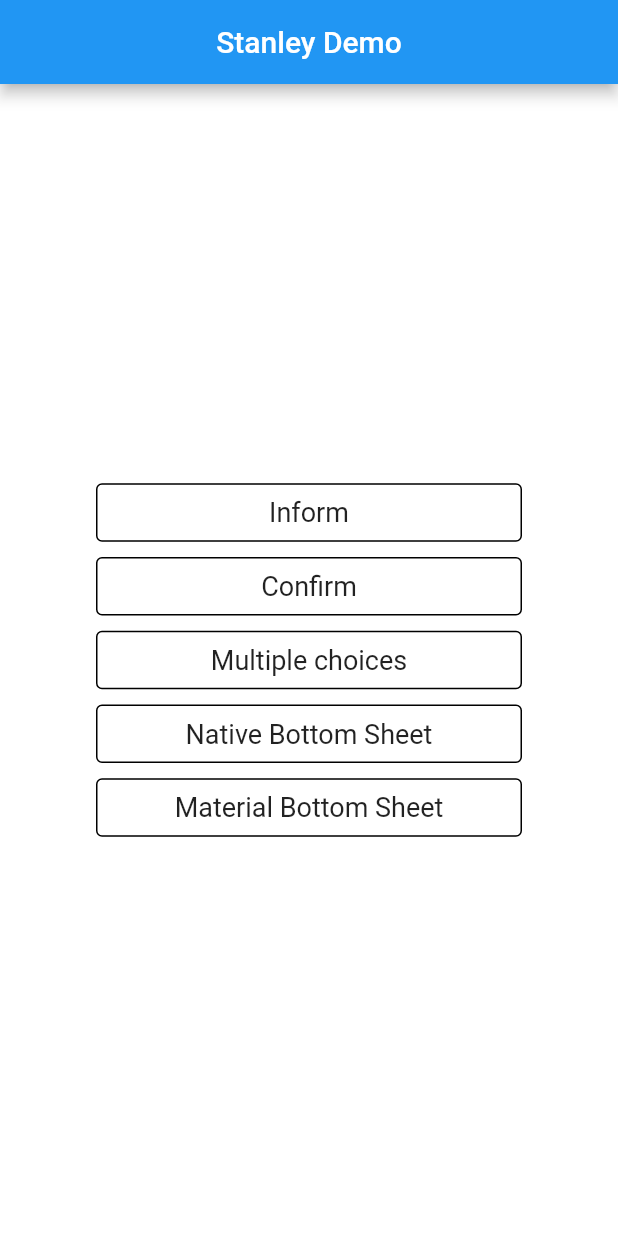
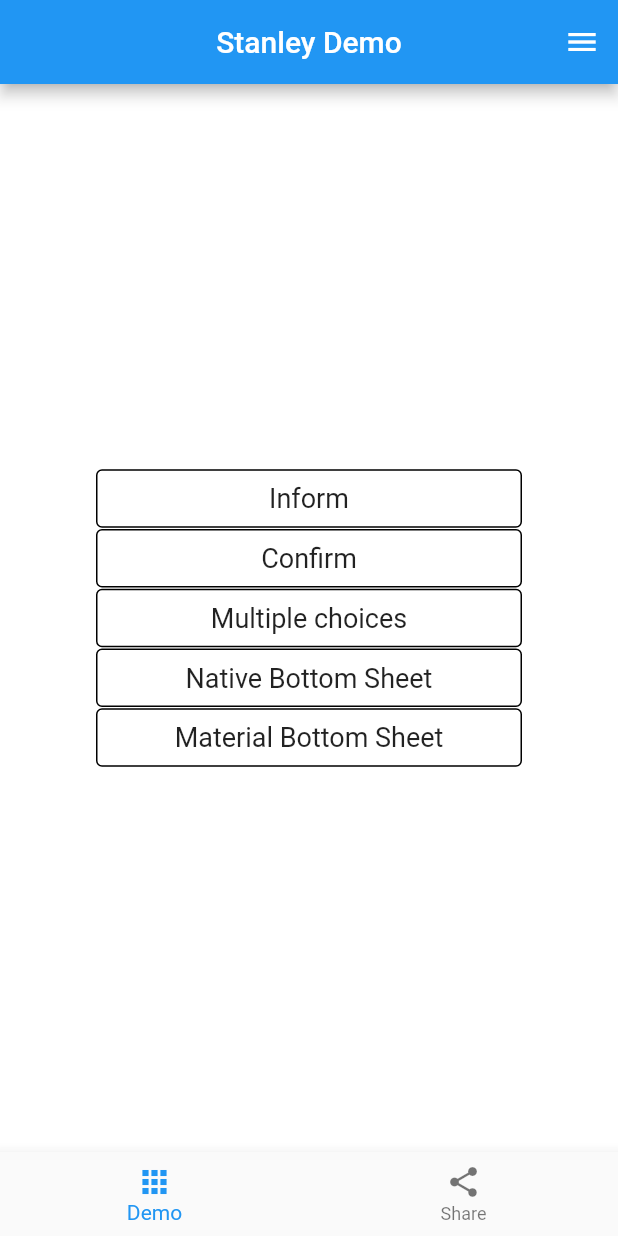
Before and after one commit to nbonamy/stanley, a Flutter app: the screen it shows after launch, on a phone screen of 412 x 824 dp. Run offline on Flutter 3.47's test engine with Material 2 defaults, Android fonts, the phone set to English and light mode, and no system bars; our stand-ins replace easy_localization.

Commit message:
updated example for tabs

```diff
--- a/example/lib/main.dart
+++ b/example/lib/main.dart
@@ -1,6 +1,6 @@
 import 'package:easy_localization/easy_localization.dart';
+import 'package:flutter/foundation.dart';
 import 'package:flutter/material.dart';
-
 import 'package:stanley/stanley.dart';
 
 void main() => runApp(MyApp());
@@ -26,14 +26,69 @@ class MyHomePage extends StatefulWidget {
   _MyHomePageState createState() => _MyHomePageState();
 }
 
-class _MyHomePageState extends State<MyHomePage> {
+class _MyHomePageState extends BottomBarState<MyHomePage> {
+
+  List<Widget> _children;
+
   @override
-  Widget build(BuildContext context) {
+  void initState() {
+
+    // basic
+    super.initState();
+
+    // visibility flags
+    List<ValueNotifier<bool>> visibilityFlags = initVisibilityFlags(count: 2);
+
+    // init children
+    _children = [
+      DemoTab(visibilityFlag: visibilityFlags[0],),
+      ShareTab(visibilityFlag: visibilityFlags[1],),
+    ];
+  }
+
+  @override
+  Widget buildWidget(BuildContext context) {
     return UIHelper.scaffold(
       title: 'Stanley Demo',
       paddingAll: 64,
       paddingVert: 256,
-      widget: Column(
+      actions: appBarActions,
+      widget: _children[currentPage],
+      bottomBar: BottomNavigationBar(
+        type: BottomNavigationBarType.fixed,
+        onTap: onTabTapped,
+        currentIndex: currentPage,
+        items: [
+          new BottomNavigationBarItem(
+            icon: Icon(Icons.apps),
+            title: UIHelper.text('Demo'),
+          ),
+          new BottomNavigationBarItem(
+            icon: Icon(Icons.share),
+            title: UIHelper.text('Share'),
+          ),
+        ],
+      ),
+    );
+  }
+}
+
+class DemoTab extends BaseTabPage {
+
+  DemoTab({
+    Key key,
+    visibilityFlag
+  }) : super(key: key, visibilityFlag: visibilityFlag,);
+
+  @override
+  DemoState createState() => new DemoState();
+}
+
+class DemoState extends BaseTabState<DemoTab> {
+
+  @override
+  Widget buildWidget(BuildContext context) {
+    return Column(
       mainAxisAlignment: MainAxisAlignment.spaceEvenly,
       children: [
         Button(
@@ -142,8 +197,52 @@ class _MyHomePageState extends State<MyHomePage> {
           },
         ),
       ],
-      ),
     );
+
+  }
+
+  @override
+  List<Widget> getAppBarActions(BuildContext context) {
+    return [
+      UIHelper.appBarIcon(icon: Icons.menu, onTap: () {
+        NativeDialog.info(context, 'You tapped menu');
+      }),
+    ];
+  }
+
+}
+
+class ShareTab extends BaseTabPage {
+
+  ShareTab({
+    Key key,
+    visibilityFlag
+  }) : super(key: key, visibilityFlag: visibilityFlag,);
+
+  @override
+  ShareState createState() => ShareState();
+}
+
+class ShareState extends BaseTabState<ShareTab> {
+
+  @override
+  Widget buildWidget(BuildContext context) {
+    return Decorator(
+      centered: true,
+      child: UIHelper.text('Nothing here except app bar icons', size: 32),
+    );
+  }
+
+  @override
+  List<Widget> getAppBarActions(BuildContext context) {
+    return [
+      UIHelper.appBarIcon(icon: Icons.share, onTap: () {
+        NativeDialog.info(context, 'You tapped share');
+      }),
+      UIHelper.appBarIcon(icon: Icons.close, onTap: () {
+        NativeDialog.info(context, 'You tapped close');
+      }),
+    ];
   }
 }
 
```
Also changed, not shown: pubspec.lock. Lines whose indentation alone changed are shown as unchanged.
